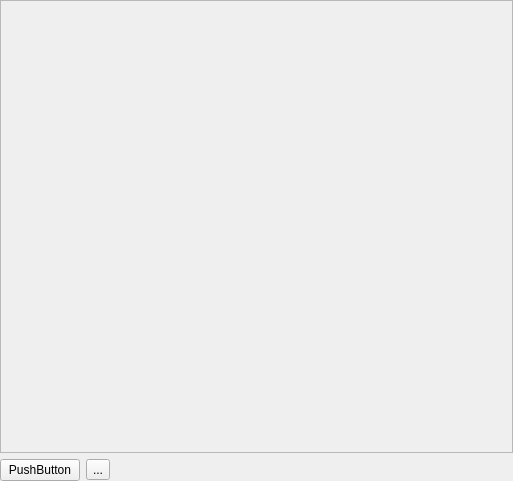
This is diaform.ui in JackLeEmmerdeur/knfancurve as Qt 5 draws it before an edit. The edited form follows.
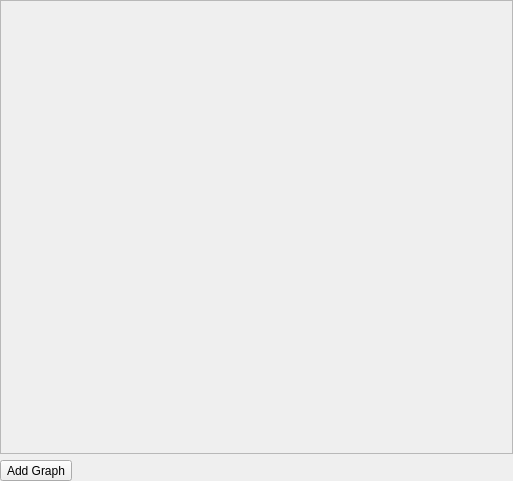
This is the edited form.

Patch:
```diff
--- a/diaform.ui
+++ b/diaform.ui
@@ -79,16 +79,9 @@
      <item>
       <layout class="QHBoxLayout" name="horizontalLayout_2">
        <item>
-        <widget class="QPushButton" name="pushButton">
+        <widget class="QToolButton" name="addGraphButton">
          <property name="text">
-          <string>PushButton</string>
-         </property>
-        </widget>
-       </item>
-       <item>
-        <widget class="QToolButton" name="toolButton">
-         <property name="text">
-          <string>...</string>
+          <string>Add Graph</string>
          </property>
         </widget>
        </item>
```
